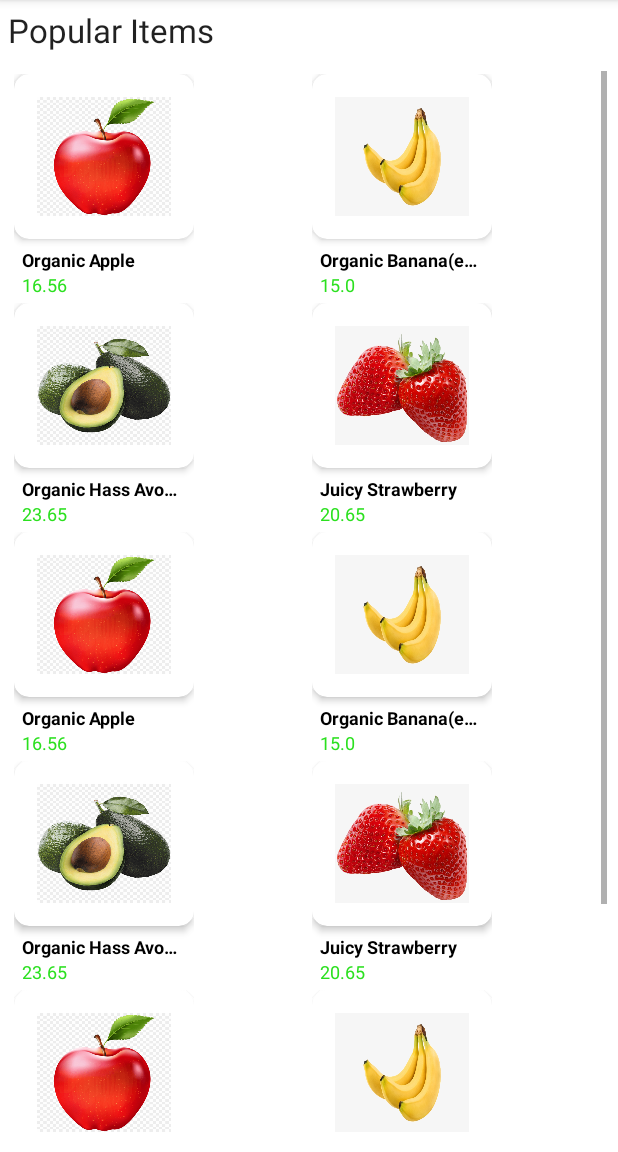
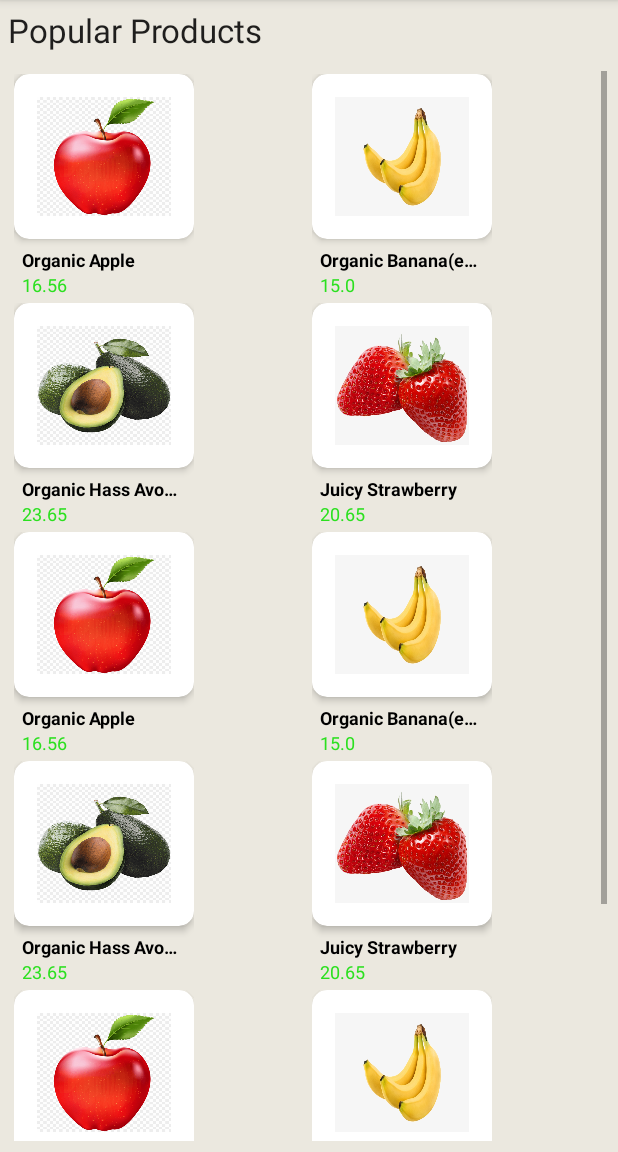
Before and after one commit to ibrahimabdellatif/instaCart, an Android app: the AllProductActivity screen opened directly, with no data from a screen before it, on a phone screen of 412 x 824 dp, the part 84-1236 px from its top. Run offline under Robolectric (Android 15) with nearby library versions, the phone set to English and light mode, and no system bars; our stand-ins replace Room's generated code.

Commit message:
edit color background inside all app

```diff
--- a/app/src/main/res/layout/activity_all_product.xml
+++ b/app/src/main/res/layout/activity_all_product.xml
@@ -5,13 +5,14 @@
     android:layout_height="match_parent"
     android:layout_centerHorizontal="true"
     android:orientation="vertical"
+    android:background="#ebe8df"
     tools:context=".AllProductActivity">
 
     <TextView
         android:layout_width="wrap_content"
         android:layout_height="wrap_content"
         android:layout_margin="5dp"
-        android:text="Popular Items"
+        android:text="Popular Products"
         android:textAppearance="@style/TextAppearance.AppCompat.Large" />
 
     <GridLayout
--- a/app/src/main/res/layout/activity_cart.xml
+++ b/app/src/main/res/layout/activity_cart.xml
@@ -4,7 +4,7 @@
     xmlns:tools="http://schemas.android.com/tools"
     android:layout_width="match_parent"
     android:layout_height="match_parent"
-    android:background="#F5F5F5"
+    android:background="#ebe8df"
     tools:context=".CartActivity">
 
 
--- a/app/src/main/res/layout/activity_item_details.xml
+++ b/app/src/main/res/layout/activity_item_details.xml
@@ -3,6 +3,7 @@
     xmlns:app="http://schemas.android.com/apk/res-auto"
     xmlns:tools="http://schemas.android.com/tools"
     android:layout_width="match_parent"
+    android:background="#ebe8df"
     android:layout_height="match_parent">
 
 
--- a/app/src/main/res/layout/activity_main.xml
+++ b/app/src/main/res/layout/activity_main.xml
@@ -3,6 +3,7 @@
     xmlns:tools="http://schemas.android.com/tools"
     android:layout_width="match_parent"
     android:layout_height="match_parent"
+    android:background="#ebe8df"
     android:orientation="vertical"
     tools:context=".MainActivity">
 
--- a/app/src/main/res/layout/item_category.xml
+++ b/app/src/main/res/layout/item_category.xml
@@ -9,7 +9,7 @@
     <androidx.cardview.widget.CardView
         android:layout_width="wrap_content"
         android:layout_height="wrap_content"
-        app:cardCornerRadius="14dp"
+        app:cardCornerRadius="10dp"
         app:cardElevation="1dp">
 
         <RelativeLayout
@@ -18,7 +18,7 @@
 
             <ImageView
                 android:id="@+id/iv_category"
-                android:layout_width="55dp"
+                android:layout_width="75dp"
                 android:layout_height="55dp"
                 android:padding="9dp"
                 android:scaleType="fitXY"
```
